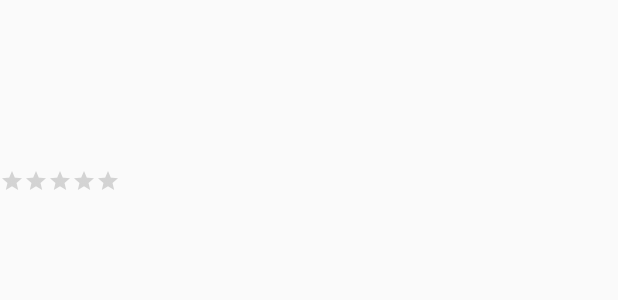
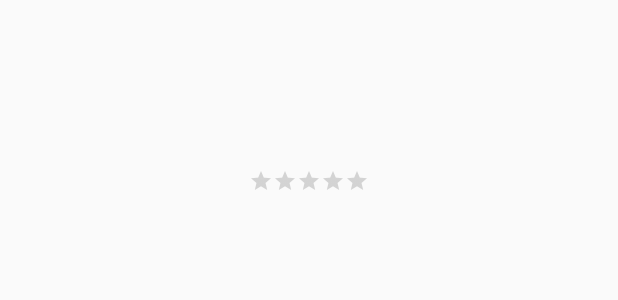
Before and after one commit to erboland12/Record-It, an Android app: the layout record_item.xml on its own in the app's theme, with its tools: preview values and no code run, on a phone screen of 412 x 824 dp. Shown: the top 300 px of the screen. Run offline under Robolectric (Android 15) with nearby library versions, the phone set to English and light mode, and no system bars.

```diff
--- a/app/src/main/res/layout/activity_records_page.xml
+++ b/app/src/main/res/layout/activity_records_page.xml
@@ -49,7 +49,6 @@
         android:id="@+id/records_page_image"
         android:layout_width="242dp"
         android:layout_height="263dp"
-        android:src="@drawable/five"
         app:layout_constraintBottom_toTopOf="@+id/button"
         app:layout_constraintEnd_toEndOf="parent"
         app:layout_constraintHorizontal_bias="0.497"
--- a/app/src/main/res/layout/record_item.xml
+++ b/app/src/main/res/layout/record_item.xml
@@ -1,5 +1,7 @@
-<LinearLayout
+<androidx.constraintlayout.widget.ConstraintLayout
     xmlns:android="http://schemas.android.com/apk/res/android"
+    xmlns:app="http://schemas.android.com/apk/res-auto"
+    xmlns:tools="http://schemas.android.com/tools"
     android:orientation="horizontal"
     android:layout_width="match_parent"
     android:layout_height="wrap_content"
@@ -9,28 +11,34 @@
 
     <ImageView
         android:id="@+id/photo"
-        android:layout_width="wrap_content"
-        android:layout_height="wrap_content"
+        android:layout_width="match_parent"
+        android:layout_height="match_parent"
+        android:maxWidth="5dp"
+        android:maxHeight="5dp"
         />
+
     <LinearLayout
+        android:layout_width="353dp"
+        android:layout_height="148dp"
         android:orientation="vertical"
-        android:layout_width="wrap_content"
-        android:layout_height="wrap_content">
+        app:layout_constraintBottom_toBottomOf="parent"
+        app:layout_constraintEnd_toEndOf="parent"
+        app:layout_constraintStart_toStartOf="parent"
+        app:layout_constraintTop_toTopOf="parent">
+
         <TextView
             android:id="@+id/title"
             android:layout_width="wrap_content"
             android:layout_height="wrap_content"
             android:gravity="center"
-            android:textSize="20sp"
-            />
+            android:textSize="20sp" />
 
         <RatingBar
             android:id="@+id/rating"
+            style="?android:attr/ratingBarStyleSmall"
             android:layout_width="wrap_content"
             android:layout_height="wrap_content"
             android:layout_gravity="center"
-            android:paddingTop="25pt"
-            style="?android:attr/ratingBarStyleSmall"
-            />
+            android:paddingTop="25pt" />
     </LinearLayout>
-</LinearLayout>
+</androidx.constraintlayout.widget.ConstraintLayout>
```
Also changed, not shown: app/src/main/java/com/example/recordratings/AddRecord.java (+61 -10 lines), app/src/main/java/com/example/recordratings/DatabaseHelper.java (+9 -12 lines), app/src/main/java/com/example/recordratings/MainActivity.java (+45 -7 lines), app/src/main/java/com/example/recordratings/Records.java (+5 -3 lines), app/src/main/java/com/example/recordratings/RecordsAdapter.java (+35 -1 lines), app/src/main/java/com/example/recordratings/RecordsPage.java (+25 -0 lines).
